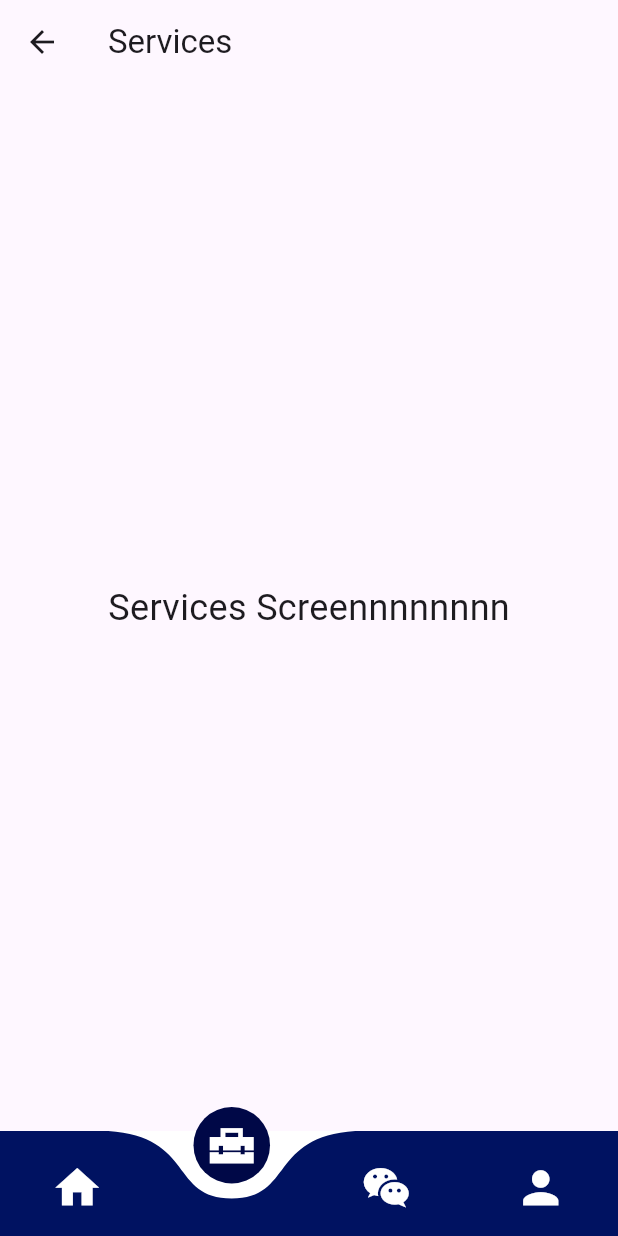
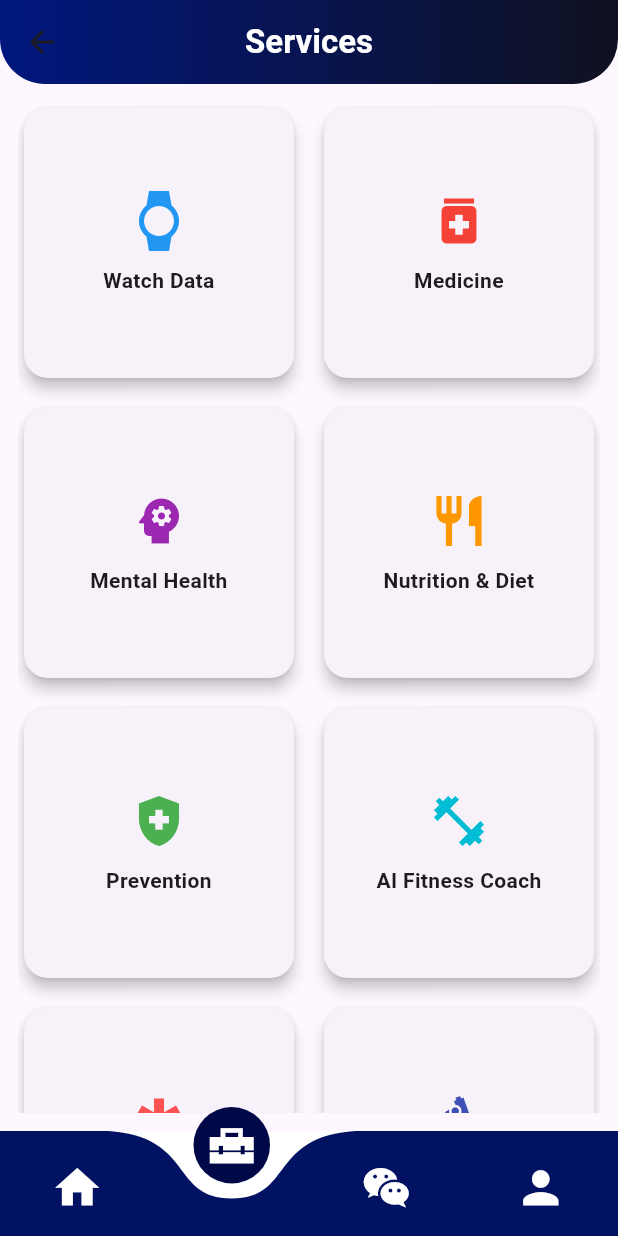
Before and after one commit to m7mdfox/aura_health_companion, a Flutter app: the HomeScreen screen opened directly, item 2 of the bottom bar chosen, on a phone screen of 412 x 824 dp. Run offline on Flutter 3.47's test engine with Material 3 defaults, Android fonts, the phone set to English and light mode, and no system bars; drawn by our look-alikes of curved_navigation_bar; our stand-ins replace google_fonts, ionicons, lottie, supabase_flutter; accounts and stored records are empty.

Commit message:
make ui for service page

```diff
--- a/lib/ui/screens/chatbot_screen.dart
+++ b/lib/ui/screens/chatbot_screen.dart
@@ -7,13 +7,28 @@ class ChatbotScreen extends StatelessWidget {
   Widget build(BuildContext context) {
     return Scaffold(
       appBar: AppBar(
-        title: const Text('Chatbot'),
+        title: const Text('Chatbot', style: TextStyle(color: Colors.white, fontWeight: FontWeight.bold)),
+                centerTitle: true,
+        flexibleSpace: Container(
+          decoration: const BoxDecoration(
+            borderRadius: BorderRadius.only(
+              bottomLeft: Radius.circular(30),
+              bottomRight: Radius.circular(30),
+            ),
+            gradient: LinearGradient(
+              colors: [Color(0xFF00177E), Color(0xFF0F1120)],
+              begin: Alignment.centerLeft,
+              end: Alignment.centerRight,
+            ),
+          ),
+        ),
       ),
       body: const Center(
         child: Text(
           'Chatbot Screennnnnnnnnnnnn',
           style: TextStyle(fontSize: 24),
         ),
+
       ),
     );
   }
--- a/lib/ui/screens/home_screen.dart
+++ b/lib/ui/screens/home_screen.dart
@@ -134,7 +134,7 @@ class _HomeScreenState extends State<HomeScreen> {
                       ),
                       const SizedBox(height: 4),
                       const Text(
-                        'Unlock AURA premium to unlock \nall features.',
+                        'Get AURA Premium to unlock \nall features.',
                         style: TextStyle(
                           color: Color.fromRGBO(255, 255, 255, 0.7),
                           fontSize: 14,
@@ -349,7 +349,7 @@ class _HomeScreenState extends State<HomeScreen> {
     return Scaffold(
       appBar: _selectedIndex == 0
           ? AppBar(
-              title: const Text('Home'),
+              title: Text('$userEmail 👋', style: TextStyle(fontFamily: GoogleFonts.poppins().fontFamily)),
               actions: [
                 IconButton(
                   onPressed: () async {
--- a/lib/ui/screens/profile_screen.dart
+++ b/lib/ui/screens/profile_screen.dart
@@ -7,7 +7,21 @@ class ProfileScreen extends StatelessWidget {
   Widget build(BuildContext context) {
     return Scaffold(
       appBar: AppBar(
-        title: const Text('Profile'),
+        title: const Text('Profile', style: TextStyle(color: Colors.white, fontWeight: FontWeight.bold)),
+                centerTitle: true,
+        flexibleSpace: Container(
+          decoration: const BoxDecoration(
+            borderRadius: BorderRadius.only(
+              bottomLeft: Radius.circular(30),
+              bottomRight: Radius.circular(30),
+            ),
+            gradient: LinearGradient(
+              colors: [Color(0xFF00177E), Color(0xFF0F1120)],
+              begin: Alignment.centerLeft,
+              end: Alignment.centerRight,
+            ),
+          ),
+        ),
       ),
       body: const Center(
         child: Text(
--- a/lib/ui/screens/services_screen.dart
+++ b/lib/ui/screens/services_screen.dart
@@ -3,22 +3,82 @@ import 'package:flutter/material.dart';
 class ServicesScreen extends StatelessWidget {
   const ServicesScreen({super.key});
 
+  static const List<Map<String, dynamic>> services = [
+    {"title": "Watch Data", "icon": Icons.watch, "route": "/watch", "color": Colors.blue},
+    {"title": "Medicine", "icon": Icons.medication, "route": "/medicine", "color": Colors.red},
+    {"title": "Mental Health", "icon": Icons.psychology, "route": "/mental_health", "color": Colors.purple},
+    {"title": "Nutrition & Diet", "icon": Icons.restaurant, "route": "/nutrition", "color": Colors.orange},
+    {"title": "Prevention", "icon": Icons.health_and_safety, "route": "/prevention", "color": Colors.green},
+    {"title": "AI Fitness Coach", "icon": Icons.fitness_center, "route": "/fitness", "color": Colors.cyan},
+    {"title": "Emergency", "icon": Icons.emergency, "route": "/emergency", "color": Colors.redAccent},
+    {"title": "Genetic Health", "icon": Icons.biotech, "route": "/genetic_health", "color": Colors.indigo},
+    {"title": "Community", "icon": Icons.groups, "route": "/community", "color": Colors.pink},
+    {"title": "Challenges", "icon": Icons.flag, "route": "/challenges", "color": Colors.amber},
+    {"title": "Reminders", "icon": Icons.alarm, "route": "/reminders", "color": Colors.teal},
+    {"title": "Order Medicine", "icon": Icons.local_pharmacy, "route": "/order_medicine", "color": Colors.deepOrange},
+  ];
+
   @override
   Widget build(BuildContext context) {
     return Scaffold(
       appBar: AppBar(
-        title: const Text('Services'),
+        title: const Text(
+          'Services',
+          style: TextStyle(color: Colors.white, fontWeight: FontWeight.bold),
+        ),
+        centerTitle: true,
+        flexibleSpace: Container(
+
+          decoration: const BoxDecoration(
+            borderRadius: BorderRadius.only(
+              bottomLeft: Radius.circular(30),
+              bottomRight: Radius.circular(30),
+            ),
+            gradient: LinearGradient(
+              colors: [Color(0xFF00177E), Color(0xFF0F1120)],
+              begin: Alignment.centerLeft,
+              end: Alignment.centerRight,
+            ),
+          ),
+        ),
+        backgroundColor: Colors.transparent,
+        elevation: 0,
       ),
-      body: const Center(
-        child: Text(
-          'Services Screennnnnnnn',
-          style: TextStyle(fontSize: 24),
+      body: Padding(
+        padding: const EdgeInsets.all(12.0),
+        child: GridView.count(
+          crossAxisCount: 2,
+          crossAxisSpacing: 12,
+          mainAxisSpacing: 12,
+          children: services.map((service) {
+            return GestureDetector(
+              onTap: () => Navigator.pushNamed(context, service['route']),
+              child: Card(
+                elevation: 4,
+                shape: RoundedRectangleBorder(
+                  borderRadius: BorderRadius.circular(16),
+                ),
+                child: Column(
+                  mainAxisAlignment: MainAxisAlignment.center,
+                  children: [
+                    Icon(
+                      service['icon'],
+                      size: 40,
+                      color: service['color'],
+                    ),
+                    const SizedBox(height: 10),
+                    Text(
+                      service['title'],
+                      textAlign: TextAlign.center,
+                      style: const TextStyle(fontWeight: FontWeight.w600),
+                    ),
+                  ],
+                ),
+              ),
+            );
+          }).toList(),
         ),
       ),
-
-
-
-
     );
   }
 }
```
